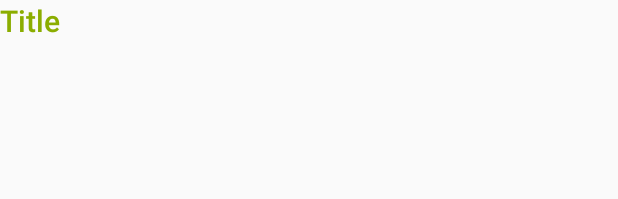
After one commit to cookpad/ViewsWaiter, an Android app: the layout activity_recipe.xml on its own in the app's theme, with its tools: preview values and no code run, on a phone screen of 412 x 824 dp. The commit adds this screen. Shown: the top 199 px of the screen. Run offline under Robolectric (Android 15) with nearby library versions, the phone set to English and light mode, and no system bars.

Commit message:
Create RecipeActivity

```diff
--- /dev/null
+++ b/app/src/main/res/layout/activity_recipe.xml
@@ -0,0 +1,15 @@
+<?xml version="1.0" encoding="utf-8"?>
+<FrameLayout xmlns:android="http://schemas.android.com/apk/res/android"
+    xmlns:tools="http://schemas.android.com/tools"
+    android:layout_width="match_parent"
+    android:layout_height="wrap_content">
+
+    <TextView
+        android:id="@+id/tvTitle"
+        android:layout_width="match_parent"
+        android:layout_height="wrap_content"
+        android:fontFamily="sans-serif-medium"
+        android:textColor="@color/colorAccent"
+        android:textSize="20sp"
+        tools:text="Title" />
+</FrameLayout>
```
Also changed, not shown: app/src/main/AndroidManifest.xml (+9 -10 lines), app/src/main/java/org/cookpad/rxbroadcaster_app_test/data/RecipeRepository.kt (renamed from app/src/main/java/org/cookpad/rxbroadcaster_app_test/data/RecipeService.kt, +5 -2 lines), app/src/main/java/org/cookpad/rxbroadcaster_app_test/detail/RecipeActivity.kt (added, +38 -0 lines), app/src/main/java/org/cookpad/rxbroadcaster_app_test/detail/RecipePresenter.kt (added, +30 -0 lines), app/src/main/java/org/cookpad/rxbroadcaster_app_test/home/list/ListFragment.kt (+16 -6 lines).
